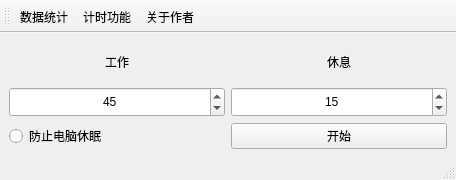
Above: designer/开始界面.ui from zhihao2020/Pomodoro before the change. Below: the same form after it.
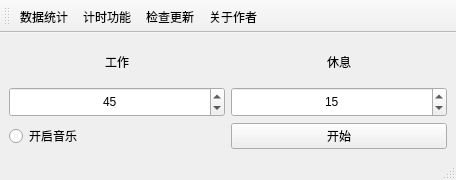
That is the form after the change.

```diff
--- a/designer/开始界面.ui
+++ b/designer/开始界面.ui
@@ -59,13 +59,6 @@
         </property>
        </widget>
       </item>
-      <item row="3" column="0">
-       <widget class="QRadioButton" name="radioButton">
-        <property name="text">
-         <string>防止电脑休眠</string>
-        </property>
-       </widget>
-      </item>
       <item row="0" column="1">
        <widget class="QLabel" name="label_2">
         <property name="text">
@@ -98,6 +91,13 @@
         </property>
        </widget>
       </item>
+      <item row="3" column="0">
+       <widget class="QRadioButton" name="radioButton">
+        <property name="text">
+         <string>开启音乐</string>
+        </property>
+       </widget>
+      </item>
      </layout>
     </item>
    </layout>
@@ -115,6 +115,7 @@
    </attribute>
    <addaction name="action"/>
    <addaction name="action_2"/>
+   <addaction name="action_4"/>
    <addaction name="action_3"/>
   </widget>
   <action name="action">
@@ -132,6 +133,11 @@
     <string>关于作者</string>
    </property>
   </action>
+  <action name="action_4">
+   <property name="text">
+    <string>检查更新</string>
+   </property>
+  </action>
  </widget>
  <resources>
   <include location="../images/image.qrc"/>
```
Left out of the diff: 4 changed lines with no effect on the pictures.
